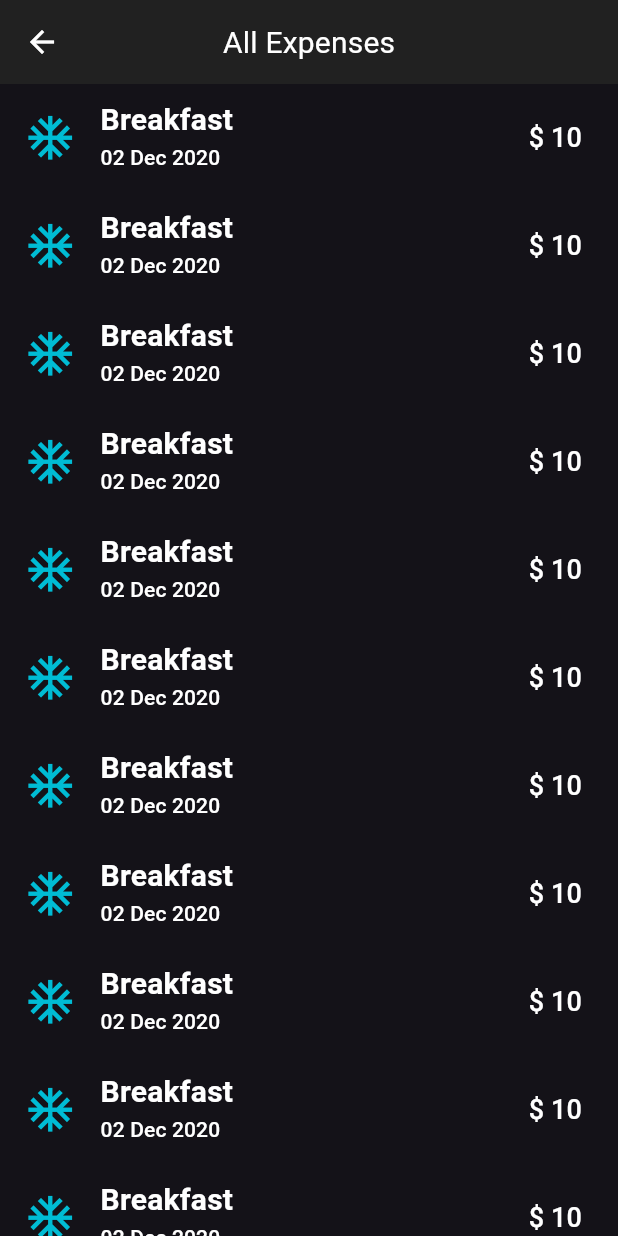
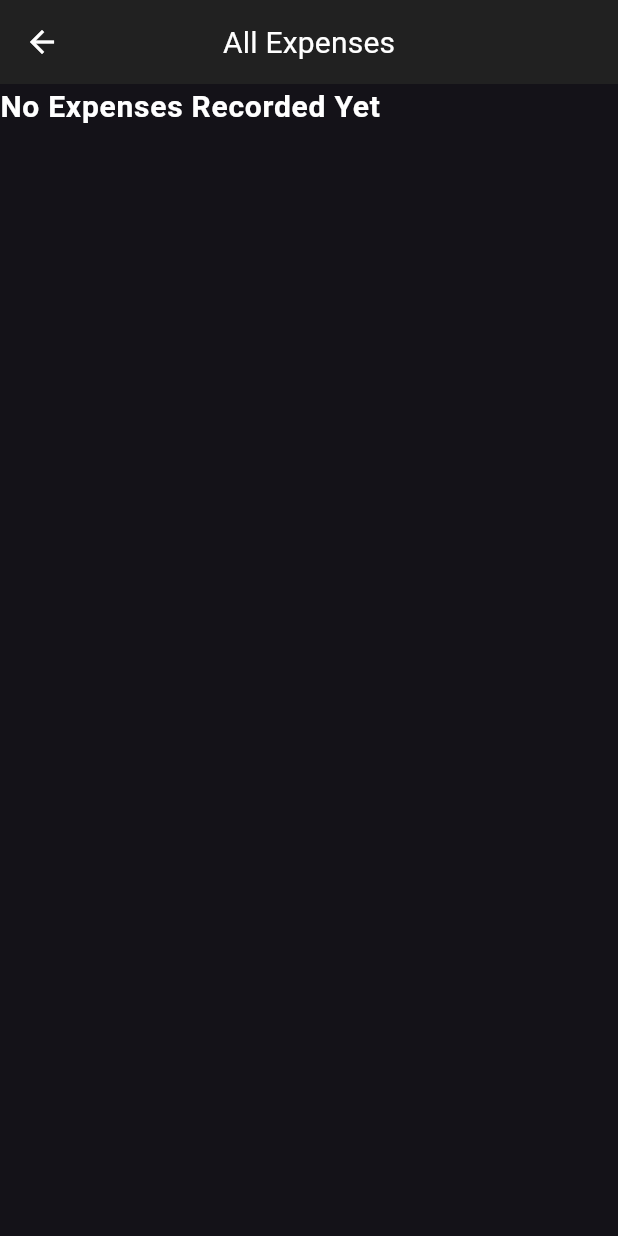
Before and after one commit to Js112001/expense_tracker_app, a Flutter app: the screen it shows after launch, after a tap on "View all", on a phone screen of 412 x 824 dp. Run offline on Flutter 3.47's test engine with Material 3 defaults, Android fonts, the phone set to English and light mode, and no system bars; our stand-ins replace get, sqflite; accounts and stored records are empty.

Commit message:
add expense, get expense, total and category wise expenses done

```diff
--- a/lib/core/database/database_helper.dart
+++ b/lib/core/database/database_helper.dart
@@ -18,7 +18,7 @@ class DatabaseHelper {
   }
 
   Future<Database> initDatabase() async {
-    final String path = join(await getDatabasesPath(), 'expense_tracker.db');
+    final String path = join(await getDatabasesPath(), 'expense_app.db');
     return await openDatabase(
       path,
       version: 1,
@@ -29,11 +29,12 @@ class DatabaseHelper {
   Future<void> _createDatabase(Database db, int version) async {
     await db.execute('''
       CREATE TABLE expenses (
-        id TEXT PRIMARY KEY,
+        id INTEGER PRIMARY KEY AUTOINCREMENT,
+        name TEXT,
         amount REAL,
         category TEXT,
         date TEXT,
-        notes TEXT
+        notes TEXT NULL
       )
     ''');
   }
--- a/lib/core/routes/app_pages.dart
+++ b/lib/core/routes/app_pages.dart
@@ -13,7 +13,7 @@ class AppPages {
     GetPage(
       name: AppRoutes.home,
       page: () => const HomePage(),
-      binding: HomeBinding(),
+      binding: ExpenseBinding(),
     ),
     GetPage(
       name: AppRoutes.allExpenses,
@@ -22,7 +22,7 @@ class AppPages {
     ),
     GetPage(
       name: AppRoutes.addExpense,
-      page: () => AddExpensePage(),
+      page: () => const AddExpensePage(),
       binding: ExpenseBinding(),
     ),
   ];
--- a/lib/modules/expense_management/data/models/expense_model.dart
+++ b/lib/modules/expense_management/data/models/expense_model.dart
@@ -2,7 +2,7 @@ import 'package:expense_tracker_app/modules/expense_management/domain/entities/e
 
 class ExpenseModel extends ExpenseEntity {
   ExpenseModel({
-    String? id,
+    int? id,
     required String name,
     required double amount,
     required String category,
@@ -19,7 +19,7 @@ class ExpenseModel extends ExpenseEntity {
 
   factory ExpenseModel.fromJson(Map<String, dynamic> json) {
     return ExpenseModel(
-      id: json['id'] as String?,
+      id: json['id'] as int?,
       name: json['name'] as String,
       amount: json['amount'] as double,
       category: json['category'] as String,
@@ -30,7 +30,7 @@ class ExpenseModel extends ExpenseEntity {
 
   Map<String, dynamic> toJson() {
     return {
-      'id': id ?? '',
+      'id': id,
       'name': name,
       'amount': amount,
       'category': category,
--- a/lib/modules/expense_management/domain/entities/expense_entity.dart
+++ b/lib/modules/expense_management/domain/entities/expense_entity.dart
@@ -1,5 +1,5 @@
 class ExpenseEntity {
-  final String? id;
+  final int? id;
   final String name;
   final double amount;
   final String category;
--- a/lib/modules/expense_management/domain/usecases/add_expense.dart
+++ b/lib/modules/expense_management/domain/usecases/add_expense.dart
@@ -2,13 +2,13 @@ import 'package:expense_tracker_app/core/usecase/usecase.dart';
 import 'package:expense_tracker_app/modules/expense_management/domain/entities/expense_entity.dart';
 import 'package:expense_tracker_app/modules/expense_management/domain/repository/expense_repository.dart';
 
-class AddExpenseUseCase extends UseCase<void, ExpenseEntity> {
+class AddExpenseUseCase extends UseCase<int, ExpenseEntity> {
   final ExpenseRepository _expenseRepository;
 
   AddExpenseUseCase(this._expenseRepository);
 
   @override
-  Future<void> call({ExpenseEntity? params}) async {
-    await _expenseRepository.addExpense(params!);
+  Future<int> call({ExpenseEntity? params}) async {
+    return await _expenseRepository.addExpense(params!);
   }
 }
--- a/lib/modules/expense_management/domain/usecases/delete_expense.dart
+++ b/lib/modules/expense_management/domain/usecases/delete_expense.dart
@@ -1,13 +1,13 @@
 import 'package:expense_tracker_app/core/usecase/usecase.dart';
 import 'package:expense_tracker_app/modules/expense_management/domain/repository/expense_repository.dart';
 
-class DeleteExpense extends UseCase<void, String> {
+class DeleteExpenseUseCase extends UseCase<int, String> {
   final ExpenseRepository _expenseRepository;
 
-  DeleteExpense(this._expenseRepository);
+  DeleteExpenseUseCase(this._expenseRepository);
 
   @override
-  Future<void> call({String? params}) async {
-    await _expenseRepository.deleteExpense(params!);
+  Future<int> call({String? params}) async {
+    return await _expenseRepository.deleteExpense(params!);
   }
 }
--- a/lib/modules/expense_management/domain/usecases/update_expense.dart
+++ b/lib/modules/expense_management/domain/usecases/update_expense.dart
@@ -2,13 +2,13 @@ import 'package:expense_tracker_app/core/usecase/usecase.dart';
 import 'package:expense_tracker_app/modules/expense_management/domain/entities/expense_entity.dart';
 import 'package:expense_tracker_app/modules/expense_management/domain/repository/expense_repository.dart';
 
-class UpdateExpenseUseCase extends UseCase<void, ExpenseEntity> {
+class UpdateExpenseUseCase extends UseCase<int, ExpenseEntity> {
   final ExpenseRepository _expenseRepository;
 
   UpdateExpenseUseCase(this._expenseRepository);
 
   @override
-  Future<void> call({ExpenseEntity? params}) async {
-    await _expenseRepository.updateExpense(params!);
+  Future<int> call({ExpenseEntity? params}) async {
+    return await _expenseRepository.updateExpense(params!);
   }
 }
--- a/lib/modules/expense_management/presentation/bindings/expense_binding.dart
+++ b/lib/modules/expense_management/presentation/bindings/expense_binding.dart
@@ -1,7 +1,9 @@
 import 'package:expense_tracker_app/modules/expense_management/data/data_sources/local/expense_data_source.dart';
 import 'package:expense_tracker_app/modules/expense_management/data/repository_impl/expense_repo_impl.dart';
-import 'package:expense_tracker_app/modules/expense_management/domain/repository/expense_repository.dart';
 import 'package:expense_tracker_app/modules/expense_management/domain/usecases/add_expense.dart';
+import 'package:expense_tracker_app/modules/expense_management/domain/usecases/delete_expense.dart';
+import 'package:expense_tracker_app/modules/expense_management/domain/usecases/get_expenses.dart';
+import 'package:expense_tracker_app/modules/expense_management/domain/usecases/update_expense.dart';
 import 'package:expense_tracker_app/modules/expense_management/presentation/controllers/expense_controller.dart';
 import 'package:get/get.dart';
 
@@ -10,8 +12,15 @@ class ExpenseBinding extends Bindings {
   void dependencies() {
     Get.lazyPut(() => ExpenseDataSource());
     Get.lazyPut(() => ExpenseRepoImpl(Get.find<ExpenseDataSource>()));
-    Get.lazyPut(() => AddExpenseUseCase(Get.find<ExpenseRepository>()));
-    Get.lazyPut(() => ExpenseController());
+    Get.lazyPut(() => GetExpensesUseCase(Get.find<ExpenseRepoImpl>()));
+    Get.lazyPut(() => AddExpenseUseCase(Get.find<ExpenseRepoImpl>()));
+    Get.lazyPut(() => UpdateExpenseUseCase(Get.find<ExpenseRepoImpl>()));
+    Get.lazyPut(() => DeleteExpenseUseCase(Get.find<ExpenseRepoImpl>()));
+    Get.lazyPut(() => ExpenseController(
+          Get.find<GetExpensesUseCase>(),
+          Get.find<AddExpenseUseCase>(),
+          Get.find<UpdateExpenseUseCase>(),
+          Get.find<DeleteExpenseUseCase>(),
+        ));
   }
-
 }
--- a/lib/modules/expense_management/presentation/bindings/home_binding.dart
+++ b/lib/modules/expense_management/presentation/bindings/home_binding.dart
@@ -11,5 +11,6 @@ class HomeBinding extends Bindings {
     Get.lazyPut(() => ExpenseRepoImpl(Get.find<ExpenseDataSource>()));
     Get.lazyPut(() => GetExpensesUseCase(Get.find<ExpenseRepoImpl>()));
     Get.lazyPut(() => HomeController(Get.find<GetExpensesUseCase>()));
+
   }
 }
--- a/lib/modules/expense_management/presentation/controllers/expense_controller.dart
+++ b/lib/modules/expense_management/presentation/controllers/expense_controller.dart
@@ -1,8 +1,26 @@
+import 'package:expense_tracker_app/core/routes/app_routes.dart';
 import 'package:expense_tracker_app/modules/expense_management/domain/entities/expense_entity.dart';
+import 'package:expense_tracker_app/modules/expense_management/domain/usecases/add_expense.dart';
+import 'package:expense_tracker_app/modules/expense_management/domain/usecases/delete_expense.dart';
+import 'package:expense_tracker_app/modules/expense_management/domain/usecases/get_expenses.dart';
+import 'package:expense_tracker_app/modules/expense_management/domain/usecases/update_expense.dart';
+import 'package:expense_tracker_app/utils/constants/app_constants.dart';
 import 'package:flutter/material.dart';
 import 'package:get/get.dart';
 
 class ExpenseController extends GetxController {
+  final GetExpensesUseCase getExpensesUseCase;
+  final AddExpenseUseCase _addExpenseUseCase;
+  final UpdateExpenseUseCase _updateExpenseUseCase;
+  final DeleteExpenseUseCase _deleteExpenseUseCase;
+
+  ExpenseController(
+    this.getExpensesUseCase,
+    this._addExpenseUseCase,
+    this._updateExpenseUseCase,
+    this._deleteExpenseUseCase,
+  );
+
   final formKey = GlobalKey<FormState>();
   String? name;
   String? selectedCategory;
@@ -11,23 +29,76 @@ class ExpenseController extends GetxController {
   String? notes;
   final dateController = TextEditingController();
 
-  final List<String> categories = [
-    'Food',
-    'Transportation',
-    'Utilities',
-    'Entertainment',
-    'Shopping',
-    // Add more categories as needed
-  ];
+  final List<String> categories =
+      AppConstants.allCategories.map((item) => item['name'] as String).toList();
+
+  final categoryExpenses = [0.0, 0.0, 0.0, 0.0].obs;
+
+  final expenses = [].obs;
+  final allExpenses = [].obs;
+  final totalExpense = 0.0.obs;
+  var orderBy = AppConstants.orderBy[0].obs;
 
   @override
   void onInit() {
     super.onInit();
     date = DateTime.now();
     dateController.text = date.toString().substring(0, 10);
+    getExpenses();
   }
 
-  void addExpense() {
+  void getExpenses() async {
+    expenses.value = await getExpensesUseCase();
+    allExpenses.value = expenses.value;
+    if (orderBy.value == AppConstants.orderBy[0]) {
+      // Weekly
+      final weekStart =
+          DateTime.now().subtract(Duration(days: DateTime.now().weekday - 1));
+      final weekEnd = weekStart.add(const Duration(days: 6));
+
+      expenses.value = expenses.where((element) {
+        final expense = element as ExpenseEntity;
+        return expense.date.isAfter(weekStart) &&
+            expense.date.isBefore(weekEnd);
+      }).toList();
+    } else {
+      // Monthly
+      final now = DateTime.now();
+      final monthStart = DateTime(now.year, now.month, 1);
+      final monthEnd = DateTime(now.year, now.month + 1, 0);
+      expenses.value = expenses.where((element) {
+        final expense = element as ExpenseEntity;
+        return expense.date.isAfter(monthStart) &&
+            expense.date.isBefore(monthEnd);
+      }).toList();
+    }
+    calculateExpenses();
+  }
+
+  void calculateExpenses() {
+    int index = 0;
+    final categoryPrices = [0.0,0.0,0.0,0.0].obs;
+    // Calculate total expense
+    for (var category in categories) {
+      var categoryPrice = 0.0;
+      if (index == 0) {
+        totalExpense.value = 0.0;
+      }
+      for (ExpenseEntity expense in expenses) {
+        if (index == 0) {
+          totalExpense.value += expense.amount;
+        }
+        if (expense.category == category) {
+          categoryPrice += expense.amount;
+        }
+      }
+      categoryPrices[index++] = categoryPrice;
+    }
+
+    categoryExpenses.value = categoryPrices;
+  }
+
+  void addExpense() async {
     final expense = ExpenseEntity(
       name: name ?? '',
       amount: amount ?? 0,
@@ -36,6 +107,26 @@ class ExpenseController extends GetxController {
       notes: notes,
     );
 
+    final response = await _addExpenseUseCase(params: expense);
+
+    if (response != 0) {
+      Get.snackbar(
+        'Add Expense',
+        'Expense Added Successfully',
+        backgroundColor: Colors.lightGreenAccent,
+        snackPosition: SnackPosition.BOTTOM,
+      );
+      getExpenses();
+      Get.offNamed(AppRoutes.home);
+    } else {
+      Get.snackbar(
+        'Add Expense',
+        'Expense Add Failed',
+        backgroundColor: Colors.redAccent,
+        snackPosition: SnackPosition.BOTTOM,
+      );
+    }
+
     debugPrint('Expense object: $expense');
   }
 }
--- a/lib/modules/expense_management/presentation/controllers/home_controller.dart
+++ b/lib/modules/expense_management/presentation/controllers/home_controller.dart
@@ -1,5 +1,6 @@
 import 'package:expense_tracker_app/modules/expense_management/domain/entities/expense_entity.dart';
 import 'package:expense_tracker_app/modules/expense_management/domain/usecases/get_expenses.dart';
+import 'package:expense_tracker_app/utils/constants/app_constants.dart';
 import 'package:get/get.dart';
 
 class HomeController extends GetxController {
@@ -10,7 +11,7 @@ class HomeController extends GetxController {
 
   List<ExpenseEntity> expenses = [];
   final totalExpense = 0.0.obs;
-  var orderBy = 'Weekly'.obs;
+  var orderBy = AppConstants.orderBy[0].obs;
 
   @override
   void onInit() async {
@@ -19,6 +20,11 @@ class HomeController extends GetxController {
     for (var expense in expenses) {
       totalExpense.value += expense.amount;
     }
+  }
 
+  @override
+  void onReady() async {
+    super.onReady();
+    expenses = await _getExpensesUseCase();
   }
 }
--- a/lib/modules/expense_management/presentation/pages/all_expenses_page.dart
+++ b/lib/modules/expense_management/presentation/pages/all_expenses_page.dart
@@ -1,9 +1,11 @@
-import 'package:expense_tracker_app/modules/expense_management/presentation/controllers/home_controller.dart';
+import 'package:expense_tracker_app/modules/expense_management/domain/entities/expense_entity.dart';
+import 'package:expense_tracker_app/modules/expense_management/presentation/controllers/expense_controller.dart';
+import 'package:expense_tracker_app/utils/constants/app_constants.dart';
 import 'package:expense_tracker_app/utils/widgets/custom_appbar.dart';
 import 'package:flutter/material.dart';
 import 'package:get/get.dart';
 
-class AllExpensesPage extends GetView<HomeController> {
+class AllExpensesPage extends GetView<ExpenseController> {
   const AllExpensesPage({super.key});
 
   @override
@@ -13,33 +15,50 @@ class AllExpensesPage extends GetView<HomeController> {
       body: SingleChildScrollView(
         child: Column(
           children: [
-            SizedBox(
+            controller.allExpenses.isNotEmpty
+                ? SizedBox(
                     height: MediaQuery.sizeOf(context).height,
                     child: ListView.builder(
-                itemCount: 20,
+                      itemCount: controller.allExpenses.length,
                       itemBuilder: (context, index) {
+                        index = controller.allExpenses.length - index - 1;
+                        final expense =
+                            controller.allExpenses[index] as ExpenseEntity;
                         return ListTile(
-                    leading: const Icon(
-                      Icons.ac_unit_outlined,
-                      size: 35,
-                      color: Colors.cyan,
-                    ),
+                          leading: AppConstants.allCategories
+                              .where((element) =>
+                                  element['name'] == expense.category)
+                              .toList()
+                              .first['icon'] as Widget,
                           title: Text(
-                      'Breakfast',
+                            expense.name,
                             style: Theme.of(context).textTheme.titleMedium,
                           ),
                           subtitle: Text(
-                      '02 Dec 2020',
+                            expense.date.toString().substring(0, 10),
                             style: Theme.of(context).textTheme.titleSmall,
                           ),
                           trailing: Text(
-                      '\$ 10',
-                      style: Theme.of(context).textTheme.titleSmall?.copyWith(
+                            '\$ ${expense.amount}',
+                            style: Theme.of(context)
+                                .textTheme
+                                .titleSmall
+                                ?.copyWith(
                                   fontSize: 18,
                                 ),
                           ),
                         );
                       },
+                    ),
+                  )
+                : Align(
+                    alignment: Alignment.topLeft,
+                    child: Text(
+                      'No Expenses Recorded Yet',
+                      style: Theme.of(context).textTheme.bodyLarge?.copyWith(
+                            fontSize: 20,
+                            fontWeight: FontWeight.bold,
+                          ),
                     ),
                   ),
           ],
--- a/lib/modules/expense_management/presentation/widgets/categories_grid.dart
+++ b/lib/modules/expense_management/presentation/widgets/categories_grid.dart
@@ -1,10 +1,15 @@
+import 'package:expense_tracker_app/modules/expense_management/presentation/controllers/expense_controller.dart';
+import 'package:expense_tracker_app/utils/constants/app_constants.dart';
 import 'package:flutter/material.dart';
+import 'package:get/get.dart';
 
-class CategoriesGrid extends StatelessWidget {
+class CategoriesGrid extends GetView<ExpenseController> {
   const CategoriesGrid({super.key});
 
   @override
   Widget build(BuildContext context) {
+    final categories = AppConstants.allCategories;
+
     return Column(
       crossAxisAlignment: CrossAxisAlignment.start,
       children: [
@@ -29,7 +34,7 @@ class CategoriesGrid extends StatelessWidget {
                     ? 2
                     : 4,
             physics: const NeverScrollableScrollPhysics(),
-            children: List.generate(4, (index) {
+            children: List.generate(categories.length, (index) {
               return Center(
                 child: SizedBox(
                   width: MediaQuery.sizeOf(context).width / 2,
@@ -53,12 +58,9 @@ class CategoriesGrid extends StatelessWidget {
                           crossAxisAlignment: CrossAxisAlignment.start,
                           mainAxisAlignment: MainAxisAlignment.center,
                           children: [
-                            const Icon(
-                              Icons.ac_unit_rounded,
-                              size: 50,
-                            ),
+                            categories[index]['icon'],
                             Text(
-                              'Item $index',
+                              '${categories[index]['name']}',
                               style: Theme.of(context)
                                   .textTheme
                                   .titleMedium
@@ -66,13 +68,15 @@ class CategoriesGrid extends StatelessWidget {
                                     fontSize: 20,
                                   ),
                             ),
-                            Text(
-                              '\$ 500',
+                            Obx(
+                              () => Text(
+                                '\$ ${controller.categoryExpenses[index]}',
                                 style: Theme.of(context)
                                     .textTheme
                                     .titleMedium
                                     ?.copyWith(
                                       fontSize: 22,
+                                    ),
                               ),
                             ),
                           ],
--- a/lib/modules/expense_management/presentation/widgets/expense_summary_card.dart
+++ b/lib/modules/expense_management/presentation/widgets/expense_summary_card.dart
@@ -1,8 +1,9 @@
-import 'package:expense_tracker_app/modules/expense_management/presentation/controllers/home_controller.dart';
+import 'package:expense_tracker_app/modules/expense_management/presentation/controllers/expense_controller.dart';
+import 'package:expense_tracker_app/utils/constants/app_constants.dart';
 import 'package:flutter/material.dart';
 import 'package:get/get.dart';
 
-class ExpenseSummaryCard extends GetView<HomeController> {
+class ExpenseSummaryCard extends GetView<ExpenseController> {
   const ExpenseSummaryCard({super.key});
 
   @override
@@ -61,9 +62,10 @@ class ExpenseSummaryCard extends GetView<HomeController> {
                       value: controller.orderBy.value,
                       onChanged: (String? newValue) {
                         controller.orderBy.value = newValue ?? 'Weekly';
+                        controller.getExpenses();
                         debugPrint('order:: ${controller.orderBy.value}');
                       },
-                      items: <String>['Weekly', 'Monthly']
+                      items: AppConstants.orderBy
                           .map<DropdownMenuItem<String>>((String value) {
                         return DropdownMenuItem<String>(
                           value: value,
--- a/lib/modules/expense_management/presentation/widgets/latest_expenses.dart
+++ b/lib/modules/expense_management/presentation/widgets/latest_expenses.dart
@@ -1,9 +1,11 @@
 import 'package:expense_tracker_app/core/routes/app_routes.dart';
-import 'package:expense_tracker_app/modules/expense_management/presentation/controllers/home_controller.dart';
+import 'package:expense_tracker_app/modules/expense_management/domain/entities/expense_entity.dart';
+import 'package:expense_tracker_app/modules/expense_management/presentation/controllers/expense_controller.dart';
+import 'package:expense_tracker_app/utils/constants/app_constants.dart';
 import 'package:flutter/material.dart';
 import 'package:get/get.dart';
 
-class LatestEntries extends GetView<HomeController> {
+class LatestEntries extends GetView<ExpenseController> {
   const LatestEntries({super.key});
 
   @override
@@ -37,26 +39,28 @@ class LatestEntries extends GetView<HomeController> {
         ),
         controller.expenses.isNotEmpty
             ? SizedBox(
-                height: MediaQuery.sizeOf(context).height / 3,
+                height: MediaQuery.sizeOf(context).height / 4,
                 child: ListView.builder(
-                  itemCount: controller.expenses.length,
+                  itemCount: 5,
                   itemBuilder: (context, index) {
+                    index = controller.expenses.length - index - 1;
+                    final expense = controller.expenses[index] as ExpenseEntity;
                     return ListTile(
-                      leading: const Icon(
-                        Icons.ac_unit_outlined,
-                        size: 35,
-                        color: Colors.cyan,
-                      ),
+                      leading: AppConstants.allCategories
+                          .where(
+                              (element) => element['name'] == expense.category)
+                          .toList()
+                          .first['icon'] as Widget,
                       title: Text(
-                        'Breakfast',
+                        expense.name,
                         style: Theme.of(context).textTheme.titleMedium,
                       ),
                       subtitle: Text(
-                        '02 Dec 2020',
+                        expense.date.toString().substring(0,10),
                         style: Theme.of(context).textTheme.titleSmall,
                       ),
                       trailing: Text(
-                        '\$ 10',
+                        '\$ ${expense.amount}',
                         style: Theme.of(context).textTheme.titleSmall?.copyWith(
                               fontSize: 18,
                             ),
--- /dev/null
+++ b/lib/utils/constants/app_constants.dart
@@ -0,0 +1,40 @@
+import 'package:flutter/material.dart';
+
+class AppConstants {
+  static List<Map<String, dynamic>> allCategories = [
+    {
+      'name': 'Medical',
+      'icon': const Icon(
+        Icons.medical_services_outlined,
+        size: 50,
+        color: Colors.purpleAccent,
+      )
+    },
+    {
+      'name': 'Shopping',
+      'icon': const Icon(
+        Icons.shopping_bag_outlined,
+        size: 50,
+        color: Colors.redAccent,
+      )
+    },
+    {
+      'name': 'Food',
+      'icon': const Icon(
+        Icons.food_bank_outlined,
+        size: 50,
+        color: Colors.cyanAccent,
+      )
+    },
+    {
+      'name': 'Other',
+      'icon': const Icon(
+        Icons.event_note_sharp,
+        size: 50,
+        color: Colors.deepOrangeAccent,
+      )
+    },
+  ];
+
+  static List<String> orderBy = ['Weekly', 'Monthly'];
+}
```
Also changed, not shown: lib/modules/expense_management/data/repository_impl/expense_repo_impl.dart (+28 -3 lines). Lines whose indentation alone changed are shown as unchanged.
